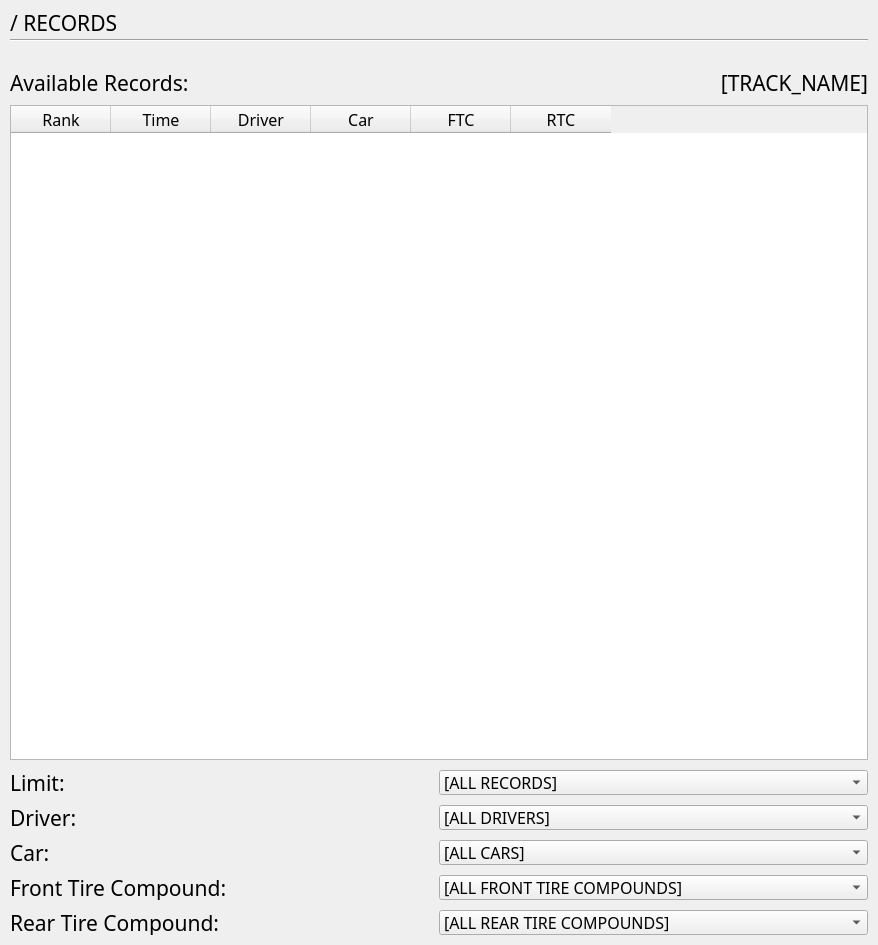
First picture: the form in trunk/QTimeTrial/resources/ui/widgetrecords.ui, repository flomar/rFactor2TimeTrial, before the edit.
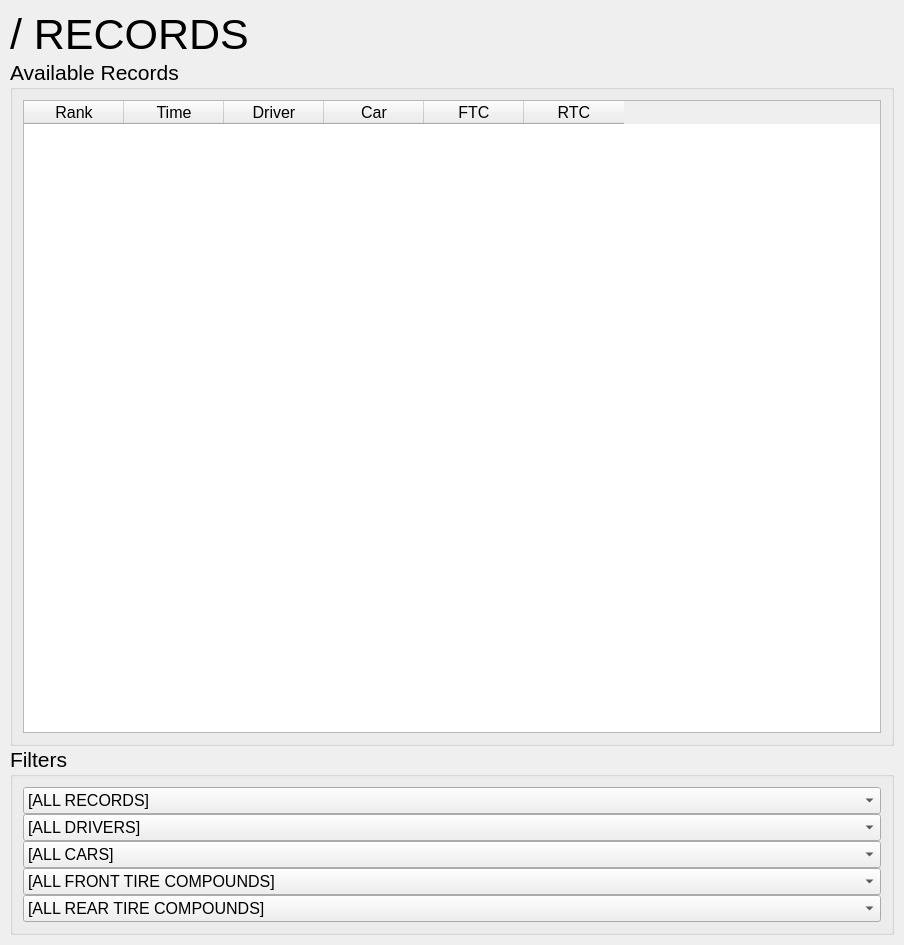
Second picture: the form after the edit.

Commit message: GIGANTIC REFACTORING: all widgets are now based on horizontal and vertical layouts, this should make developing a resolution-independent user interface much more easy

```diff
--- a/trunk/QTimeTrial/resources/ui/widgetrecords.ui
+++ b/trunk/QTimeTrial/resources/ui/widgetrecords.ui
@@ -10,40 +10,47 @@
     <height>945</height>
    </rect>
   </property>
+  <property name="font">
+   <font>
+    <family>Arial</family>
+    <pointsize>32</pointsize>
+   </font>
+  </property>
   <property name="windowTitle">
    <string>Records</string>
   </property>
-  <widget class="Line" name="lineTitle">
-   <property name="geometry">
-    <rect>
-     <x>10</x>
-     <y>35</y>
-     <width>858</width>
-     <height>10</height>
-    </rect>
+  <layout class="QVBoxLayout" name="verticalLayout_3">
+   <property name="spacing">
+    <number>0</number>
    </property>
-   <property name="font">
-    <font>
-     <family>Bitwise</family>
-    </font>
+   <property name="leftMargin">
+    <number>10</number>
    </property>
-   <property name="orientation">
-    <enum>Qt::Horizontal</enum>
+   <property name="topMargin">
+    <number>10</number>
    </property>
-  </widget>
+   <property name="rightMargin">
+    <number>10</number>
+   </property>
+   <property name="bottomMargin">
+    <number>10</number>
+   </property>
+   <item>
+    <layout class="QVBoxLayout" name="layoutCenter">
+     <property name="spacing">
+      <number>0</number>
+     </property>
+     <item>
+      <layout class="QVBoxLayout" name="layoutTitle">
+       <property name="spacing">
+        <number>0</number>
+       </property>
+       <item>
   <widget class="QLabel" name="labelTitle">
-   <property name="geometry">
-    <rect>
-     <x>10</x>
-     <y>10</y>
-     <width>858</width>
-     <height>25</height>
-    </rect>
-   </property>
    <property name="font">
     <font>
-     <family>Bitwise</family>
-     <pointsize>16</pointsize>
+           <family>Arial</family>
+           <pointsize>32</pointsize>
     </font>
    </property>
    <property name="text">
@@ -53,34 +60,42 @@
     <set>Qt::AlignLeading|Qt::AlignLeft|Qt::AlignVCenter</set>
    </property>
   </widget>
-  <widget class="QLabel" name="labelAvailableRecords">
-   <property name="geometry">
-    <rect>
-     <x>10</x>
-     <y>70</y>
-     <width>429</width>
-     <height>25</height>
-    </rect>
-   </property>
+       </item>
+      </layout>
+     </item>
+     <item>
+      <layout class="QVBoxLayout" name="layoutContent">
+       <property name="spacing">
+        <number>0</number>
+       </property>
+       <item>
+        <widget class="QGroupBox" name="groupBoxAvailableRecords">
    <property name="font">
     <font>
-     <family>Bitwise</family>
      <pointsize>16</pointsize>
     </font>
    </property>
-   <property name="text">
-    <string>Available Records:</string>
-   </property>
-  </widget>
+         <property name="title">
+          <string>Available Records</string>
+         </property>
+         <layout class="QVBoxLayout" name="verticalLayout_2">
+          <property name="spacing">
+           <number>0</number>
+          </property>
+          <property name="leftMargin">
+           <number>10</number>
+          </property>
+          <property name="topMargin">
+           <number>10</number>
+          </property>
+          <property name="rightMargin">
+           <number>10</number>
+          </property>
+          <property name="bottomMargin">
+           <number>10</number>
+          </property>
+          <item>
   <widget class="QTableWidget" name="tableWidgetAvailableRecords">
-   <property name="geometry">
-    <rect>
-     <x>10</x>
-     <y>105</y>
-     <width>858</width>
-     <height>655</height>
-    </rect>
-   </property>
    <property name="minimumSize">
     <size>
      <width>858</width>
@@ -89,7 +104,7 @@
    </property>
    <property name="font">
     <font>
-     <family>Bitwise</family>
+              <family>Arial</family>
      <pointsize>12</pointsize>
     </font>
    </property>
@@ -102,7 +117,7 @@
     </property>
     <property name="font">
      <font>
-      <family>Bitwise</family>
+               <family>Arial</family>
       <pointsize>12</pointsize>
      </font>
     </property>
@@ -113,7 +128,7 @@
     </property>
     <property name="font">
      <font>
-      <family>Bitwise</family>
+               <family>Arial</family>
       <pointsize>12</pointsize>
      </font>
     </property>
@@ -124,7 +139,7 @@
     </property>
     <property name="font">
      <font>
-      <family>Bitwise</family>
+               <family>Arial</family>
       <pointsize>12</pointsize>
      </font>
     </property>
@@ -135,7 +150,7 @@
     </property>
     <property name="font">
      <font>
-      <family>Bitwise</family>
+               <family>Arial</family>
       <pointsize>12</pointsize>
      </font>
     </property>
@@ -146,7 +161,7 @@
     </property>
     <property name="font">
      <font>
-      <family>Bitwise</family>
+               <family>Arial</family>
       <pointsize>12</pointsize>
      </font>
     </property>
@@ -157,141 +172,47 @@
     </property>
     <property name="font">
      <font>
-      <family>Bitwise</family>
+               <family>Arial</family>
       <pointsize>12</pointsize>
      </font>
     </property>
    </column>
   </widget>
-  <widget class="QLabel" name="labelLimit">
-   <property name="geometry">
-    <rect>
-     <x>10</x>
-     <y>770</y>
-     <width>429</width>
-     <height>25</height>
-    </rect>
-   </property>
-   <property name="font">
-    <font>
-     <family>Bitwise</family>
-     <pointsize>16</pointsize>
-    </font>
-   </property>
-   <property name="text">
-    <string>Limit:</string>
-   </property>
-  </widget>
-  <widget class="QLabel" name="labelDriver">
-   <property name="geometry">
-    <rect>
-     <x>10</x>
-     <y>805</y>
-     <width>429</width>
-     <height>25</height>
-    </rect>
-   </property>
+          </item>
+         </layout>
+        </widget>
+       </item>
+       <item>
+        <widget class="QGroupBox" name="groupBoxFilters">
    <property name="font">
     <font>
-     <family>Bitwise</family>
      <pointsize>16</pointsize>
     </font>
    </property>
-   <property name="text">
-    <string>Driver:</string>
-   </property>
-  </widget>
-  <widget class="QLabel" name="labelCar">
-   <property name="geometry">
-    <rect>
-     <x>10</x>
-     <y>840</y>
-     <width>429</width>
-     <height>25</height>
-    </rect>
-   </property>
-   <property name="font">
-    <font>
-     <family>Bitwise</family>
-     <pointsize>16</pointsize>
-    </font>
-   </property>
-   <property name="text">
-    <string>Car:</string>
-   </property>
-  </widget>
-  <widget class="QLabel" name="labelTrackName">
-   <property name="geometry">
-    <rect>
-     <x>439</x>
-     <y>70</y>
-     <width>429</width>
-     <height>25</height>
-    </rect>
-   </property>
-   <property name="font">
-    <font>
-     <family>Bitwise</family>
-     <pointsize>16</pointsize>
-    </font>
-   </property>
-   <property name="text">
-    <string>[TRACK_NAME]</string>
-   </property>
-   <property name="alignment">
-    <set>Qt::AlignRight|Qt::AlignTrailing|Qt::AlignVCenter</set>
-   </property>
-  </widget>
-  <widget class="QLabel" name="labelFrontTireCompound">
-   <property name="geometry">
-    <rect>
-     <x>10</x>
-     <y>875</y>
-     <width>429</width>
-     <height>25</height>
-    </rect>
-   </property>
-   <property name="font">
-    <font>
-     <family>Bitwise</family>
-     <pointsize>16</pointsize>
-    </font>
-   </property>
-   <property name="text">
-    <string>Front Tire Compound:</string>
-   </property>
-  </widget>
-  <widget class="QLabel" name="labelRearTireCompound">
-   <property name="geometry">
-    <rect>
-     <x>10</x>
-     <y>910</y>
-     <width>429</width>
-     <height>25</height>
-    </rect>
-   </property>
-   <property name="font">
-    <font>
-     <family>Bitwise</family>
-     <pointsize>16</pointsize>
-    </font>
-   </property>
-   <property name="text">
-    <string>Rear Tire Compound:</string>
-   </property>
-  </widget>
+         <property name="title">
+          <string>Filters</string>
+         </property>
+         <layout class="QVBoxLayout" name="verticalLayout">
+          <property name="spacing">
+           <number>0</number>
+          </property>
+          <property name="leftMargin">
+           <number>10</number>
+          </property>
+          <property name="topMargin">
+           <number>10</number>
+          </property>
+          <property name="rightMargin">
+           <number>10</number>
+          </property>
+          <property name="bottomMargin">
+           <number>10</number>
+          </property>
+          <item>
   <widget class="QComboBox" name="comboBoxLimit">
-   <property name="geometry">
-    <rect>
-     <x>439</x>
-     <y>770</y>
-     <width>429</width>
-     <height>25</height>
-    </rect>
-   </property>
    <property name="font">
     <font>
-     <family>Bitwise</family>
+              <family>Arial</family>
      <pointsize>12</pointsize>
     </font>
    </property>
@@ -324,18 +245,12 @@
     </property>
    </item>
   </widget>
+          </item>
+          <item>
   <widget class="QComboBox" name="comboBoxDriver">
-   <property name="geometry">
-    <rect>
-     <x>439</x>
-     <y>805</y>
-     <width>429</width>
-     <height>25</height>
-    </rect>
-   </property>
    <property name="font">
     <font>
-     <family>Bitwise</family>
+              <family>Arial</family>
      <pointsize>12</pointsize>
     </font>
    </property>
@@ -348,18 +263,12 @@
     </property>
    </item>
   </widget>
+          </item>
+          <item>
   <widget class="QComboBox" name="comboBoxCar">
-   <property name="geometry">
-    <rect>
-     <x>439</x>
-     <y>840</y>
-     <width>429</width>
-     <height>25</height>
-    </rect>
-   </property>
    <property name="font">
     <font>
-     <family>Bitwise</family>
+              <family>Arial</family>
      <pointsize>12</pointsize>
     </font>
    </property>
@@ -372,18 +281,12 @@
     </property>
    </item>
   </widget>
+          </item>
+          <item>
   <widget class="QComboBox" name="comboBoxFrontTireCompound">
-   <property name="geometry">
-    <rect>
-     <x>439</x>
-     <y>875</y>
-     <width>429</width>
-     <height>25</height>
-    </rect>
-   </property>
    <property name="font">
     <font>
-     <family>Bitwise</family>
+              <family>Arial</family>
      <pointsize>12</pointsize>
     </font>
    </property>
@@ -396,18 +299,12 @@
     </property>
    </item>
   </widget>
+          </item>
+          <item>
   <widget class="QComboBox" name="comboBoxRearTireCompound">
-   <property name="geometry">
-    <rect>
-     <x>439</x>
-     <y>910</y>
-     <width>429</width>
-     <height>25</height>
-    </rect>
-   </property>
    <property name="font">
     <font>
-     <family>Bitwise</family>
+              <family>Arial</family>
      <pointsize>12</pointsize>
     </font>
    </property>
@@ -420,6 +317,15 @@
     </property>
    </item>
   </widget>
+          </item>
+         </layout>
+        </widget>
+       </item>
+      </layout>
+     </item>
+    </layout>
+   </item>
+  </layout>
  </widget>
  <resources/>
  <connections/>
```
Lines whose indentation alone changed are shown as unchanged. The commit also changes 29 other files.
